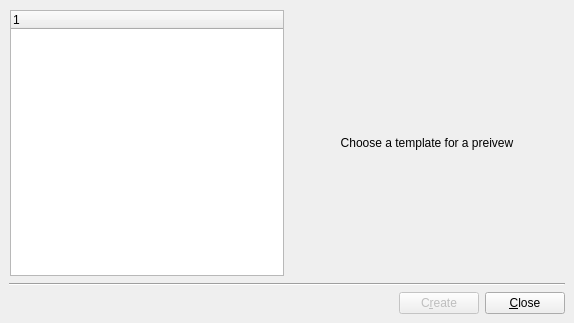
Qt form tools/designer/src/designer/newform.ui (arnt/qt-history2) before a commit.
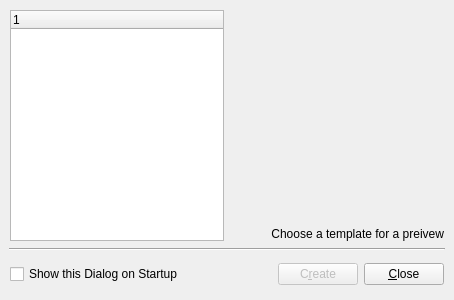
The same form after that commit.

Commit message: p4i integration Integrate 170826 from 4.0 to main: Fixes:    Critical Usability Fixes Task:     none RevBy:    Roberto AutoTest: none Details: After our Designer meeting earlier this morning, here are some of the outcomes from it:        Half-finished Preference Dialog is removed, it will be back later. What was there is moved into the Edit menu.        Added "Show Big Icons" since there's no prefence dialog for them.        Touched up the Window menu's separators.        Added check box for showing the new form dialog in the new form dialog (naturally).

What changed in the file:
```diff
--- a/tools/designer/src/designer/newform.ui
+++ b/tools/designer/src/designer/newform.ui
@@ -11,14 +11,14 @@
    <rect>
     <x>0</x>
     <y>0</y>
-    <width>574</width>
-    <height>323</height>
+    <width>454</width>
+    <height>300</height>
    </rect>
   </property>
   <property name="windowTitle" >
    <string>New Form</string>
   </property>
-  <layout class="QGridLayout" >
+  <layout class="QVBoxLayout" >
    <property name="objectName" >
     <string notr="true" />
    </property>
@@ -28,103 +28,7 @@
    <property name="spacing" >
     <number>6</number>
    </property>
-   <item row="2" column="0" >
-    <spacer>
-     <property name="objectName" >
-      <string notr="true" >horizontalSpacer</string>
-     </property>
-     <property name="geometry" >
-      <rect>
-       <x>9</x>
-       <y>282</y>
-       <width>338</width>
-       <height>32</height>
-      </rect>
-     </property>
-     <property name="orientation" >
-      <enum>Qt::Horizontal</enum>
-     </property>
-     <property name="sizeHint" >
-      <size>
-       <width>40</width>
-       <height>20</height>
-      </size>
-     </property>
-    </spacer>
-   </item>
-   <item row="2" column="1" >
-    <widget class="QPushButton" name="createButton" >
-     <property name="objectName" >
-      <string notr="true" >createButton</string>
-     </property>
-     <property name="enabled" >
-      <bool>false</bool>
-     </property>
-     <property name="geometry" >
-      <rect>
-       <x>353</x>
-       <y>282</y>
-       <width>103</width>
-       <height>32</height>
-      </rect>
-     </property>
-     <property name="text" >
-      <string>C&amp;reate</string>
-     </property>
-     <property name="autoDefault" >
-      <bool>false</bool>
-     </property>
-     <property name="default" >
-      <bool>true</bool>
-     </property>
-    </widget>
-   </item>
-   <item row="2" column="2" >
-    <widget class="QPushButton" name="closeButton" >
-     <property name="objectName" >
-      <string notr="true" >closeButton</string>
-     </property>
-     <property name="geometry" >
-      <rect>
-       <x>462</x>
-       <y>282</y>
-       <width>103</width>
-       <height>32</height>
-      </rect>
-     </property>
-     <property name="text" >
-      <string>&amp;Close</string>
-     </property>
-     <property name="autoDefault" >
-      <bool>false</bool>
-     </property>
-     <property name="default" >
-      <bool>false</bool>
-     </property>
-    </widget>
-   </item>
-   <item row="1" column="0" colspan="3" >
-    <widget class="QFrame" name="horizontalLine" >
-     <property name="objectName" >
-      <string notr="true" >horizontalLine</string>
-     </property>
-     <property name="geometry" >
-      <rect>
-       <x>9</x>
-       <y>273</y>
-       <width>556</width>
-       <height>3</height>
-      </rect>
-     </property>
-     <property name="frameShape" >
-      <enum>QFrame::HLine</enum>
-     </property>
-     <property name="frameShadow" >
-      <enum>QFrame::Sunken</enum>
-     </property>
-    </widget>
-   </item>
-   <item row="0" column="0" colspan="3" >
+   <item>
     <layout class="QHBoxLayout" >
      <property name="objectName" >
       <string notr="true" />
@@ -144,8 +48,8 @@
         <rect>
          <x>1</x>
          <y>1</y>
-         <width>274</width>
-         <height>256</height>
+         <width>214</width>
+         <height>231</height>
         </rect>
        </property>
        <property name="sizePolicy" >
@@ -177,15 +81,12 @@
        </property>
        <property name="geometry" >
         <rect>
-         <x>281</x>
+         <x>221</x>
          <y>1</y>
-         <width>274</width>
-         <height>256</height>
+         <width>214</width>
+         <height>231</height>
         </rect>
        </property>
-       <property name="alignment" >
-       <set>Qt::AlignCenter</set>
-       </property>
        <property name="sizePolicy" >
         <sizepolicy>
          <hsizetype>13</hsizetype>
@@ -200,6 +101,9 @@
        <property name="text" >
         <string>Choose a template for a preivew</string>
        </property>
+       <property name="alignment" >
+        <set>Qt::AlignAbsolute|Qt::AlignBottom|Qt::AlignCenter|Qt::AlignHCenter|Qt::AlignHorizontal_Mask|Qt::AlignJustify|Qt::AlignLeading|Qt::AlignLeft|Qt::AlignRight|Qt::AlignTop|Qt::AlignTrailing|Qt::AlignVCenter|Qt::AlignVertical_Mask</set>
+       </property>
        <property name="margin" >
         <number>5</number>
        </property>
@@ -207,6 +111,133 @@
      </item>
     </layout>
    </item>
+   <item>
+    <widget class="QFrame" name="horizontalLine" >
+     <property name="objectName" >
+      <string notr="true" >horizontalLine</string>
+     </property>
+     <property name="geometry" >
+      <rect>
+       <x>9</x>
+       <y>248</y>
+       <width>436</width>
+       <height>3</height>
+      </rect>
+     </property>
+     <property name="frameShape" >
+      <enum>QFrame::HLine</enum>
+     </property>
+     <property name="frameShadow" >
+      <enum>QFrame::Sunken</enum>
+     </property>
+    </widget>
+   </item>
+   <item>
+    <layout class="QHBoxLayout" >
+     <property name="objectName" >
+      <string notr="true" />
+     </property>
+     <property name="margin" >
+      <number>1</number>
+     </property>
+     <property name="spacing" >
+      <number>6</number>
+     </property>
+     <item>
+      <widget class="QCheckBox" name="chkShowOnStartup" >
+       <property name="objectName" >
+        <string notr="true" >chkShowOnStartup</string>
+       </property>
+       <property name="geometry" >
+        <rect>
+         <x>1</x>
+         <y>7</y>
+         <width>202</width>
+         <height>20</height>
+        </rect>
+       </property>
+       <property name="text" >
+        <string>Show this Dialog on Startup</string>
+       </property>
+      </widget>
+     </item>
+     <item>
+      <spacer>
+       <property name="objectName" >
+        <string notr="true" >horizontalSpacer</string>
+       </property>
+       <property name="geometry" >
+        <rect>
+         <x>209</x>
+         <y>1</y>
+         <width>8</width>
+         <height>32</height>
+        </rect>
+       </property>
+       <property name="orientation" >
+        <enum>Qt::Horizontal</enum>
+       </property>
+       <property name="sizeHint" >
+        <size>
+         <width>61</width>
+         <height>32</height>
+        </size>
+       </property>
+      </spacer>
+     </item>
+     <item>
+      <widget class="QPushButton" name="createButton" >
+       <property name="objectName" >
+        <string notr="true" >createButton</string>
+       </property>
+       <property name="enabled" >
+        <bool>false</bool>
+       </property>
+       <property name="geometry" >
+        <rect>
+         <x>223</x>
+         <y>1</y>
+         <width>103</width>
+         <height>32</height>
+        </rect>
+       </property>
+       <property name="text" >
+        <string>C&amp;reate</string>
+       </property>
+       <property name="autoDefault" >
+        <bool>false</bool>
+       </property>
+       <property name="default" >
+        <bool>true</bool>
+       </property>
+      </widget>
+     </item>
+     <item>
+      <widget class="QPushButton" name="closeButton" >
+       <property name="objectName" >
+        <string notr="true" >closeButton</string>
+       </property>
+       <property name="geometry" >
+        <rect>
+         <x>332</x>
+         <y>1</y>
+         <width>103</width>
+         <height>32</height>
+        </rect>
+       </property>
+       <property name="text" >
+        <string>&amp;Close</string>
+       </property>
+       <property name="autoDefault" >
+        <bool>false</bool>
+       </property>
+       <property name="default" >
+        <bool>false</bool>
+       </property>
+      </widget>
+     </item>
+    </layout>
+   </item>
   </layout>
  </widget>
  <pixmapfunction></pixmapfunction>
```
Left out of the diff: 1 changed line with no effect on the pictures. The commit also changes 15 other files.
